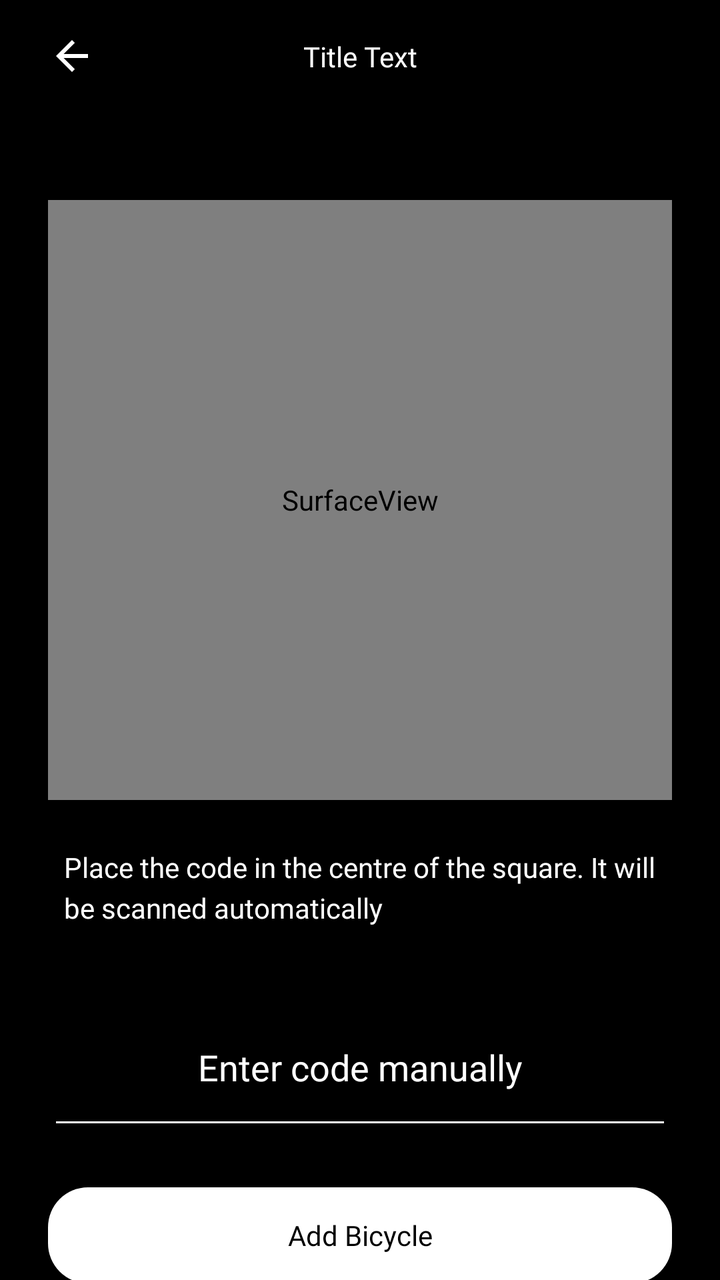
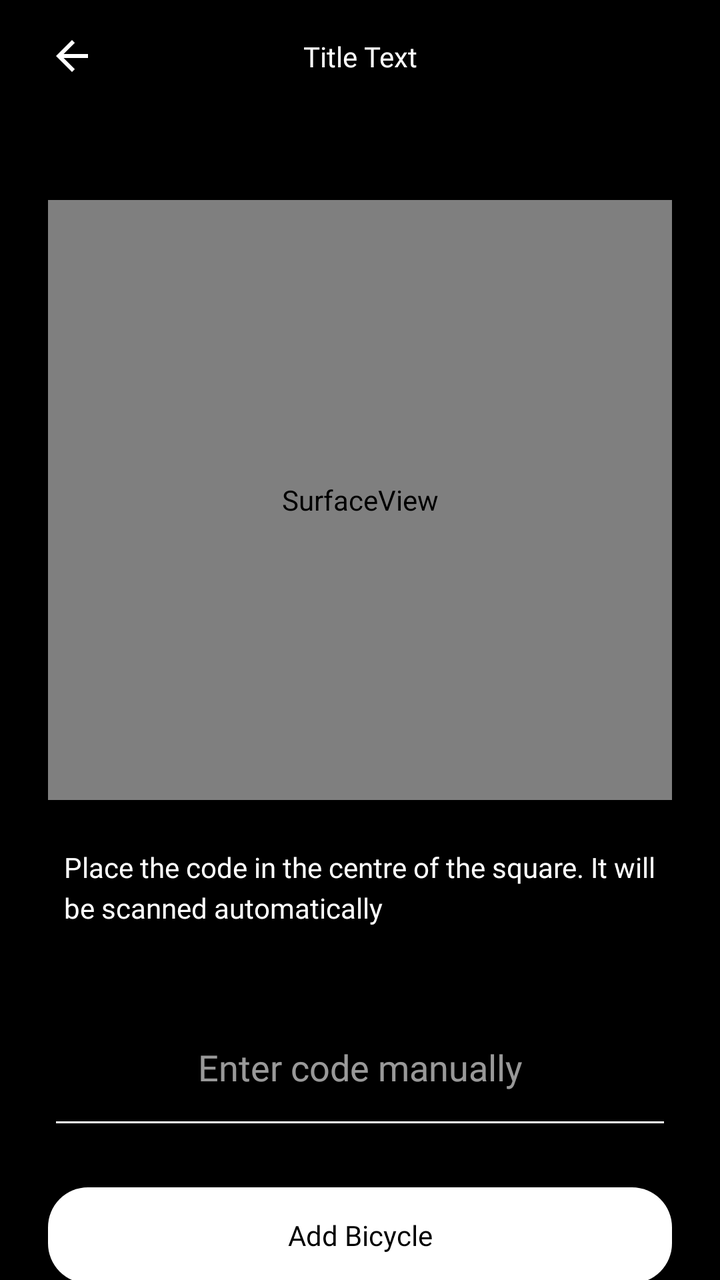

Two renders of the same Android screen: before a commit and after it. Below are the layout's source before the change and the commit's diff.
<!-- AndroidManifest.xml: application theme AppTheme -->
<!-- res/layout/activity_add_bicycle.xml -->
<?xml version="1.0" encoding="utf-8"?>
<androidx.constraintlayout.widget.ConstraintLayout xmlns:android="http://schemas.android.com/apk/res/android"
    xmlns:app="http://schemas.android.com/apk/res-auto"
    xmlns:tools="http://schemas.android.com/tools"
    android:layout_width="match_parent"
    android:layout_height="match_parent"
    android:background="@color/black"
    tools:context=".AddOrRemoveBicycle">

    <ScrollView
        android:layout_width="match_parent"
        android:layout_height="match_parent"
        android:fillViewport="true"
        android:orientation="vertical"
        android:scrollbars="none">

        <androidx.constraintlayout.widget.ConstraintLayout
            android:layout_width="match_parent"
            android:layout_height="match_parent"
            android:paddingBottom="@dimen/eight_dp">

            <Button
                android:id="@+id/add_bicycle"
                android:layout_width="match_parent"
                android:layout_height="wrap_content"
                android:layout_marginHorizontal="@dimen/twenty_four_dp"
                android:layout_marginTop="@dimen/twenty_four_dp"
                android:background="@drawable/round_button_white"
                android:fontFamily="@font/comfortaa_regular"
                android:text="Add Bicycle"
                android:textAllCaps="false"
                android:textColor="@color/black"
                android:textSize="@dimen/fourteen_sp"
                app:layout_constraintBottom_toBottomOf="parent"
                app:layout_constraintTop_toBottomOf="@+id/tv_barcode" />

        <EditText
            android:id="@+id/tv_barcode"
            android:layout_width="match_parent"
            android:layout_height="wrap_content"
            android:layout_marginTop="@dimen/forty_eight_dp"
            android:layout_marginHorizontal="@dimen/twenty_four_dp"
            android:backgroundTint="@color/white"
            android:fontFamily="@font/comfortaa_regular"
            android:paddingBottom="@dimen/twenty_four_dp"
            android:text="@string/enter_code_manually"
            android:textAlignment="center"
            android:textColor="@color/white"
            app:layout_constraintTop_toBottomOf="@id/instruction" />

            <SurfaceView
                android:id="@+id/surface_view"
                android:layout_width="match_parent"
                android:layout_height="@dimen/three_hundred_dp"
                android:layout_marginHorizontal="@dimen/twenty_four_dp"
                android:layout_marginTop="@dimen/one_hundred_dp"
                app:layout_constraintEnd_toEndOf="parent"
                app:layout_constraintStart_toStartOf="parent"
                app:layout_constraintTop_toTopOf="parent" />

            <TextView
                android:id="@+id/instruction"
                android:layout_width="match_parent"
                android:layout_height="wrap_content"
                android:layout_marginHorizontal="@dimen/thirty_two_dp"
                android:layout_marginTop="@dimen/twenty_four_dp"
                android:fontFamily="@font/comfortaa_regular"
                android:lineSpacingExtra="@dimen/four_dp"
                android:text="Place the code in the centre of the square. It will be scanned automatically"
                android:textColor="@color/white"
                android:textSize="@dimen/fourteen_sp"
                app:layout_constraintTop_toBottomOf="@+id/surface_view" />

            <include
                android:id="@+id/include"
                layout="@layout/toolbar" />

        </androidx.constraintlayout.widget.ConstraintLayout>
    </ScrollView>

</androidx.constraintlayout.widget.ConstraintLayout>
<!-- res/layout/toolbar.xml (included above) -->
<?xml version="1.0" encoding="utf-8"?>
<androidx.constraintlayout.widget.ConstraintLayout xmlns:android="http://schemas.android.com/apk/res/android"
    xmlns:app="http://schemas.android.com/apk/res-auto"
    android:id="@+id/toolbar_layout"
    android:layout_width="match_parent"
    android:layout_height="?attr/actionBarSize"
    android:minHeight="?attr/actionBarSize"
    android:background="@color/black">

    <androidx.appcompat.widget.Toolbar
        android:id="@+id/toolbar"
        android:layout_width="match_parent"
        android:layout_height="match_parent"
        android:background="@color/black"
        android:minHeight="?attr/actionBarSize"
        app:layout_constraintTop_toTopOf="parent"
        app:layout_constraintBottom_toBottomOf="parent" />

    <TextView
        android:id="@+id/toolbar_title"
        style="@style/AppFont"
        android:layout_width="wrap_content"
        android:layout_height="wrap_content"
        android:fontFamily="@font/comfortaa_regular"
        android:text="@string/title_text"
        android:textColor="@color/white"
        android:textSize="@dimen/fourteen_sp"
        app:layout_constraintBottom_toBottomOf="parent"
        app:layout_constraintEnd_toEndOf="parent"
        app:layout_constraintStart_toStartOf="parent"
        app:layout_constraintTop_toTopOf="parent" />

    <ImageView
        android:id="@+id/back_button"
        android:layout_width="wrap_content"
        android:layout_height="wrap_content"
        android:layout_marginStart="@dimen/sixteen_dp"
        android:padding="@dimen/eight_dp"
        android:src="@drawable/ic_white_back_button"
        app:layout_constraintBottom_toBottomOf="parent"
        app:layout_constraintStart_toStartOf="parent"
        app:layout_constraintTop_toTopOf="parent"
        android:contentDescription="@string/back_button"/>

    <ImageView
        android:id="@+id/add_button"
        android:layout_width="wrap_content"
        android:layout_height="wrap_content"
        android:layout_marginEnd="@dimen/sixteen_dp"
        android:padding="@dimen/eight_dp"
        android:src="@drawable/ic_add_white"
        android:visibility="gone"
        app:layout_constraintBottom_toBottomOf="parent"
        app:layout_constraintEnd_toEndOf="parent"
        app:layout_constraintTop_toTopOf="parent"
        android:contentDescription="@string/add_button"/>

    <ImageView
        android:id="@+id/flash_button"
        android:layout_width="wrap_content"
        android:layout_height="wrap_content"
        android:layout_marginEnd="@dimen/sixteen_dp"
        android:padding="@dimen/eight_dp"
        android:src="@drawable/ic_flash_on_white"
        android:visibility="gone"
        app:layout_constraintBottom_toBottomOf="parent"
        app:layout_constraintEnd_toEndOf="parent"
        app:layout_constraintTop_toTopOf="parent"
        android:contentDescription="@string/flash_button"/>

</androidx.constraintlayout.widget.ConstraintLayout>
<!-- resources referenced by this layout -->
<resources>
  <color name="black">#000000</color>
  <color name="white">#FFFFFF</color>
  <dimen name="eight_dp">8dp</dimen>
  <dimen name="forty_eight_dp">48dp</dimen>
  <dimen name="four_dp">4dp</dimen>
  <dimen name="fourteen_sp">14sp</dimen>
  <dimen name="one_hundred_dp">100dp</dimen>
  <dimen name="sixteen_dp">16dp</dimen>
  <dimen name="thirty_two_dp">32dp</dimen>
  <dimen name="three_hundred_dp">300dp</dimen>
  <dimen name="twenty_four_dp">24dp</dimen>
  <!-- drawable ic_add_white (drawable) -->
  <vector android:height="24dp" android:tint="#FFFFFF"
      android:viewportHeight="24.0" android:viewportWidth="24.0"
      android:width="24dp" xmlns:android="http://schemas.android.com/apk/res/android">
      <path android:fillColor="#FF000000" android:pathData="M19,13h-6v6h-2v-6H5v-2h6V5h2v6h6v2z"/>
  </vector>
  <!-- drawable ic_flash_on_white (drawable) -->
  <vector android:height="24dp" android:tint="#FFFFFF"
      android:viewportHeight="24.0" android:viewportWidth="24.0"
      android:width="24dp" xmlns:android="http://schemas.android.com/apk/res/android">
      <path android:fillColor="#FF000000" android:pathData="M7,2v11h3v9l7,-12h-4l4,-8z"/>
  </vector>
  <!-- drawable ic_white_back_button (drawable) -->
  <vector android:height="24dp" android:tint="#FFFFFF"
      android:viewportHeight="24.0" android:viewportWidth="24.0"
      android:width="24dp" xmlns:android="http://schemas.android.com/apk/res/android">
      <path android:fillColor="#FF000000" android:pathData="M20,11H7.83l5.59,-5.59L12,4l-8,8 8,8 1.41,-1.41L7.83,13H20v-2z"/>
  </vector>
  <!-- drawable round_button_white (drawable) -->
  <?xml version="1.0" encoding="utf-8"?>
  <shape xmlns:android="http://schemas.android.com/apk/res/android"
      android:padding="10dp"
      android:shape="rectangle">
      
      <corners android:radius="20dp" />
      <solid android:color="@color/white" />
  </shape>
  <string name="add_button">add button</string>
  <string name="back_button">back button</string>
  <string name="enter_code_manually">Enter code manually</string>
  <string name="flash_button">Flash</string>
  <string name="title_text">Title Text</string>
  <style name="AppFont" parent="AppTheme">
          <item name="android:fontFamily">@font/comfortaa_regular</item>
      </style>
  <style name="AppTheme" parent="Theme.AppCompat.Light.DarkActionBar">
          
          <item name="colorPrimary">@color/colorPrimary</item>
          <item name="colorPrimaryDark">@color/colorPrimaryDark</item>
          <item name="colorAccent">@color/colorAccent</item>
          <item name="android:windowActionBarOverlay">true</item>
      </style>
  <color name="colorPrimary">#000000</color>
  <color name="colorPrimaryDark">#0E171E</color>
  <color name="colorAccent">#666666</color>
</resources>

<!-- the commit's change to res/layout/activity_add_bicycle.xml (unified diff, before → after) -->
@@ -42,10 +42,12 @@
             android:layout_marginHorizontal="@dimen/twenty_four_dp"
             android:backgroundTint="@color/white"
             android:fontFamily="@font/comfortaa_regular"
+            android:hint="@string/enter_code_manually"
+            android:inputType="text"
             android:paddingBottom="@dimen/twenty_four_dp"
-            android:text="@string/enter_code_manually"
             android:textAlignment="center"
             android:textColor="@color/white"
+            android:textColorHint="#99FFFFFF"
             app:layout_constraintTop_toBottomOf="@id/instruction" />
 
             <SurfaceView
